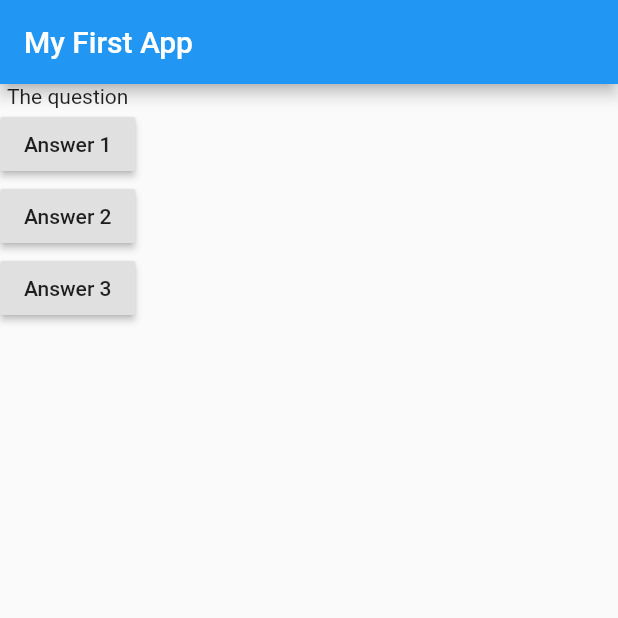
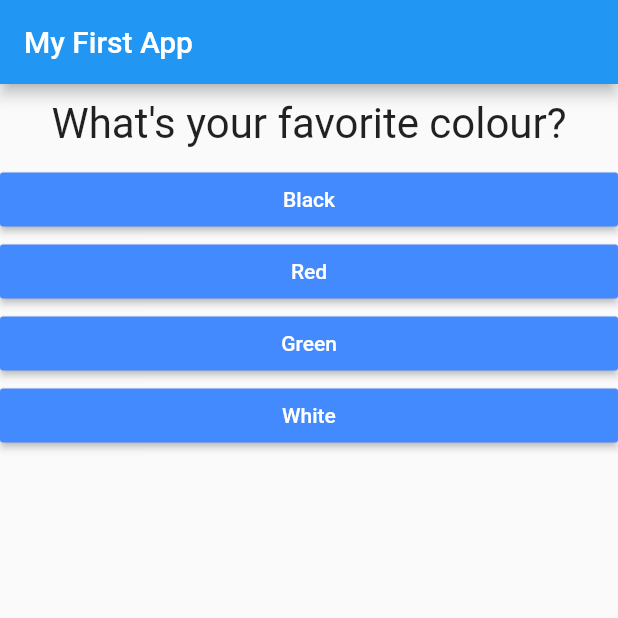
Before and after one commit to jackiegatwiri/FlutterBasics, a Flutter app: the screen it shows after launch, on a phone screen of 412 x 824 dp, the top half of it. Run offline on Flutter 3.47's test engine with Material 2 defaults, Android fonts, the phone set to English and light mode, and no system bars.

Commit message:
add ternary operator

```diff
--- /dev/null
+++ b/lib/answer.dart
@@ -0,0 +1,21 @@
+import 'package:flutter/material.dart';
+
+class Answer extends StatelessWidget {
+  final Function selectHandler;
+  final String answerText;
+
+  Answer(this.selectHandler, this.answerText);
+
+  @override
+  Widget build(BuildContext context) {
+    return Container(
+      width: double.infinity,
+      child: RaisedButton(
+        textColor: Colors.white,
+        color: Colors.blueAccent,
+        child: Text(answerText),
+        onPressed: selectHandler,
+      ),
+    );
+  }
+}
--- a/lib/main.dart
+++ b/lib/main.dart
@@ -1,4 +1,6 @@
 import 'package:flutter/material.dart';
+import './question.dart';
+import './answer.dart';
 //Every widget is a class in flutter
 //runApp tells flutter to draw something on the screen
 
@@ -6,10 +8,42 @@ void main() => runApp(MyApp());
 
 //statelesswidget - base class that makes you create your own widgets
 //MyApp can be used as a widget by flutter
-class MyApp extends StatelessWidget {
-void answerQuestion(){
-  print('asnwer chosen');
+class MyApp extends StatefulWidget {
+  @override
+  State<StatefulWidget> createState() {
+    // TODO: implement createState
+    return _MyAppState();
+  }
 }
+
+class _MyAppState extends State<MyApp> {
+  var _questionIndex = 0;
+  final questions = const [
+    {
+      'questionText': 'What\'s your favorite colour?',
+      'answers': ['Black', 'Red', 'Green', 'White'],
+    },
+    {
+      'questionText': 'What\'s your favorite animal?',
+      'answers': ['Rabbit', 'Lion', 'Elephant', 'Dog'],
+    },
+    {
+      'questionText': 'Who\'s your favorite instructor?',
+      'answers': ['Max', 'Maxe', 'Maxes', 'Maxine'],
+    },
+  ];
+
+  void _answerQuestion() {
+    //setState is a function that forces flutter to rerender the ui
+    setState(() {
+      _questionIndex = _questionIndex + 1;
+    });
+    if (_questionIndex < questions.length) {
+      print('we have more questions!');
+    }
+  }
+
+  //build is what flutter calls to render the ui
 
   @override
   Widget build(BuildContext context) {
@@ -21,23 +55,19 @@ void answerQuestion(){
         appBar: AppBar(
           title: Text('My First App'),
         ),
-        body: Column(
-          children: <Widget>[
-            Text('The question'),
-            RaisedButton(
-              child: Text('Answer 1'),
-              onPressed: answerQuestion,
-            ),
-            RaisedButton(
-              child: Text('Answer 2'),
-              onPressed: answerQuestion,
-            ),
-            RaisedButton(
-              child: Text('Answer 3'),
-              onPressed: answerQuestion,
-            ),
-          ],
-        ),
+        body: _questionIndex < questions.length
+            ? Column(
+                children: <Widget>[
+                  Question(questions[_questionIndex]['questionText']),
+                  ...(questions[_questionIndex]['answers'] as List<String>)
+                      .map((answer) {
+                    return Answer(_answerQuestion, answer);
+                  }).toList()
+                ],
+              )
+            : Center(
+                child: Text('You did it!'),
+              ),
       ),
     );
   }
--- /dev/null
+++ b/lib/question.dart
@@ -0,0 +1,19 @@
+import 'package:flutter/material.dart';
+
+class Question extends StatelessWidget {
+  final String questionText;
+  Question(this.questionText);
+
+  @override
+  Widget build(BuildContext context) {
+    return Container(
+      width: double.infinity,
+      margin: EdgeInsets.all(10),
+      child: Text(
+        questionText,
+        style: TextStyle(fontSize: 28),
+        textAlign: TextAlign.center,
+      ),
+    );
+  }
+}
--- a/pubspec.yaml
+++ b/pubspec.yaml
@@ -14,7 +14,7 @@ description: A new Flutter project.
 version: 1.0.0+1
 
 environment:
-  sdk: ">=2.1.0 <3.0.0"
+  sdk: ">=2.2.2 <3.0.0"
 
 dependencies:
   flutter:
```
